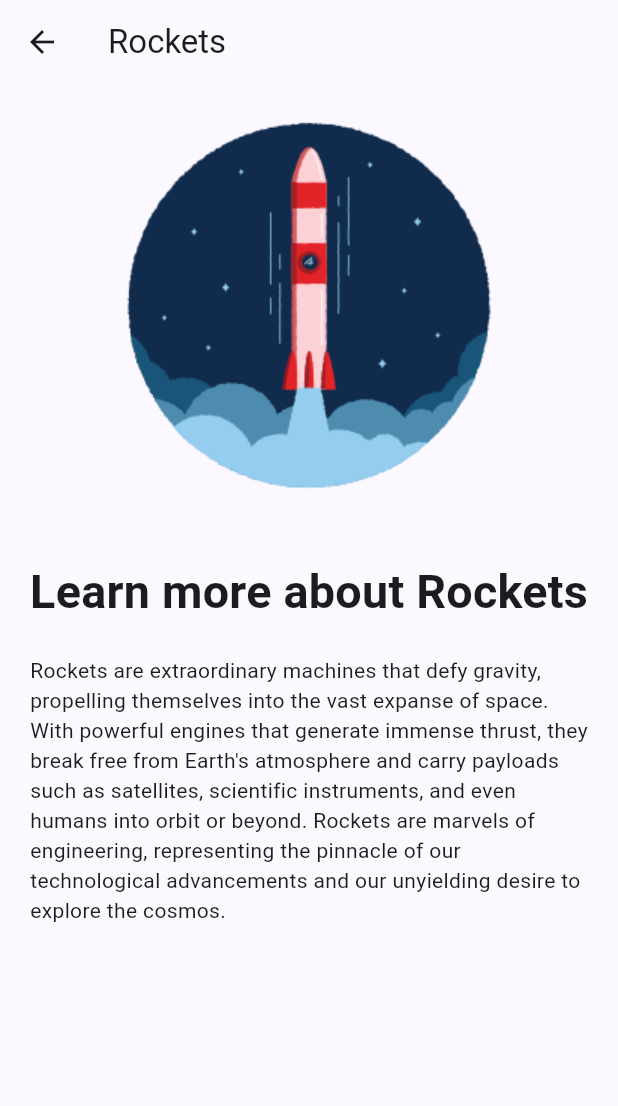
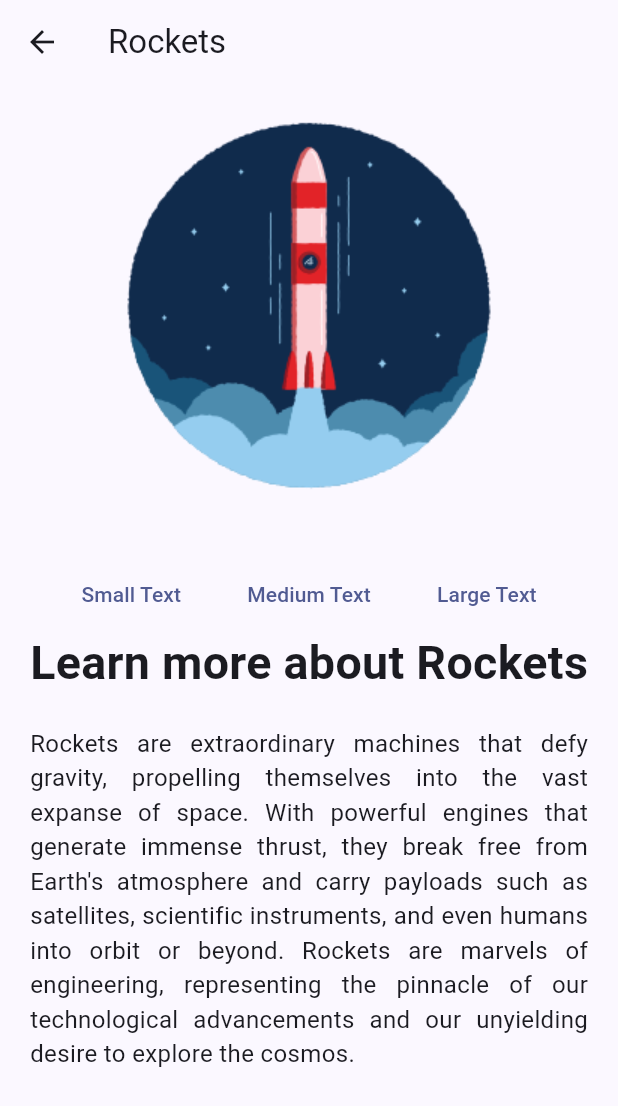
Before and after one commit to noliveira95/spacely, a Flutter app: the screen it shows after launch, after a tap on "Rockets", on a phone screen of 412 x 824 dp. Shown: the top 1106 px of the screen. Run offline on Flutter 3.47's test engine with Material 3 defaults, Android fonts, the light colour scheme and no system bars.

Commit message:
feat: implement dynamic font sizes

```diff
--- a/lib/pages/learn_more.dart
+++ b/lib/pages/learn_more.dart
@@ -2,16 +2,22 @@ import 'package:flutter/material.dart';
 import 'package:flutter_cc/classes/card_class.dart';
 import 'package:flutter_cc/core/constants.dart';
 
-class LearnMorePage extends StatelessWidget {
+class LearnMorePage extends StatefulWidget {
   const LearnMorePage({super.key, required this.content});
 
   final CardClass content;
 
   @override
+  State<LearnMorePage> createState() => _LearnMorePageState();
+}
+
+class _LearnMorePageState extends State<LearnMorePage> {
+  double customFontSize = 16;
+  @override
   Widget build(BuildContext context) {
     return Scaffold(
         appBar: AppBar(
-          title: Text(content.title),
+          title: Text(widget.content.title),
         ),
         body: SingleChildScrollView(
           child: Center(
@@ -19,25 +25,61 @@ class LearnMorePage extends StatelessWidget {
               padding: const EdgeInsets.all(kDouble20),
               child: Column(
                 children: [
-                  Image.asset(content.image),
+                  Image.asset(widget.content.image),
                   const SizedBox(
                     height: kDouble40,
                   ),
+                  Wrap(
+                    spacing: kDouble20,
+                    children: [
+                      TextButton(
+                        onPressed: () {
+                          setState(() {
+                            customFontSize = 16;
+                          });
+                        },
+                        child: const Text('Small Text'),
+                      ),
+                      TextButton(
+                        onPressed: () {
+                          setState(() {
+                            customFontSize = 20;
+                          });
+                        },
+                        child: const Text('Medium Text'),
+                      ),
+                      TextButton(
+                        onPressed: () {
+                          setState(() {
+                            customFontSize = 24;
+                          });
+                        },
+                        child: const Text('Large Text'),
+                      ),
+                    ],
+                  ),
                   FittedBox(
                     child: Text(
-                      'Learn more about ${content.title}',
+                      'Learn more about ${widget.content.title}',
                       style: const TextStyle(
-                          fontSize: 48, fontWeight: FontWeight.bold),
+                          fontSize: 40, fontWeight: FontWeight.bold),
                     ),
                   ),
                   const SizedBox(
                     height: kDouble20,
                   ),
-                  Text(content.title == 'Rockets'
-                      ? rocketInfo
-                      : content.title == 'Space'
-                          ? spaceInfo
-                          : travelInfo),
+                  Text(
+                    widget.content.title == 'Rockets'
+                        ? rocketInfo
+                        : widget.content.title == 'Space'
+                            ? spaceInfo
+                            : travelInfo,
+                    style: TextStyle(fontSize: customFontSize),
+                    textAlign: TextAlign.justify,
+                  ),
+                  const SizedBox(
+                    height: kDouble10,
+                  ),
                 ],
               ),
             ),
```
